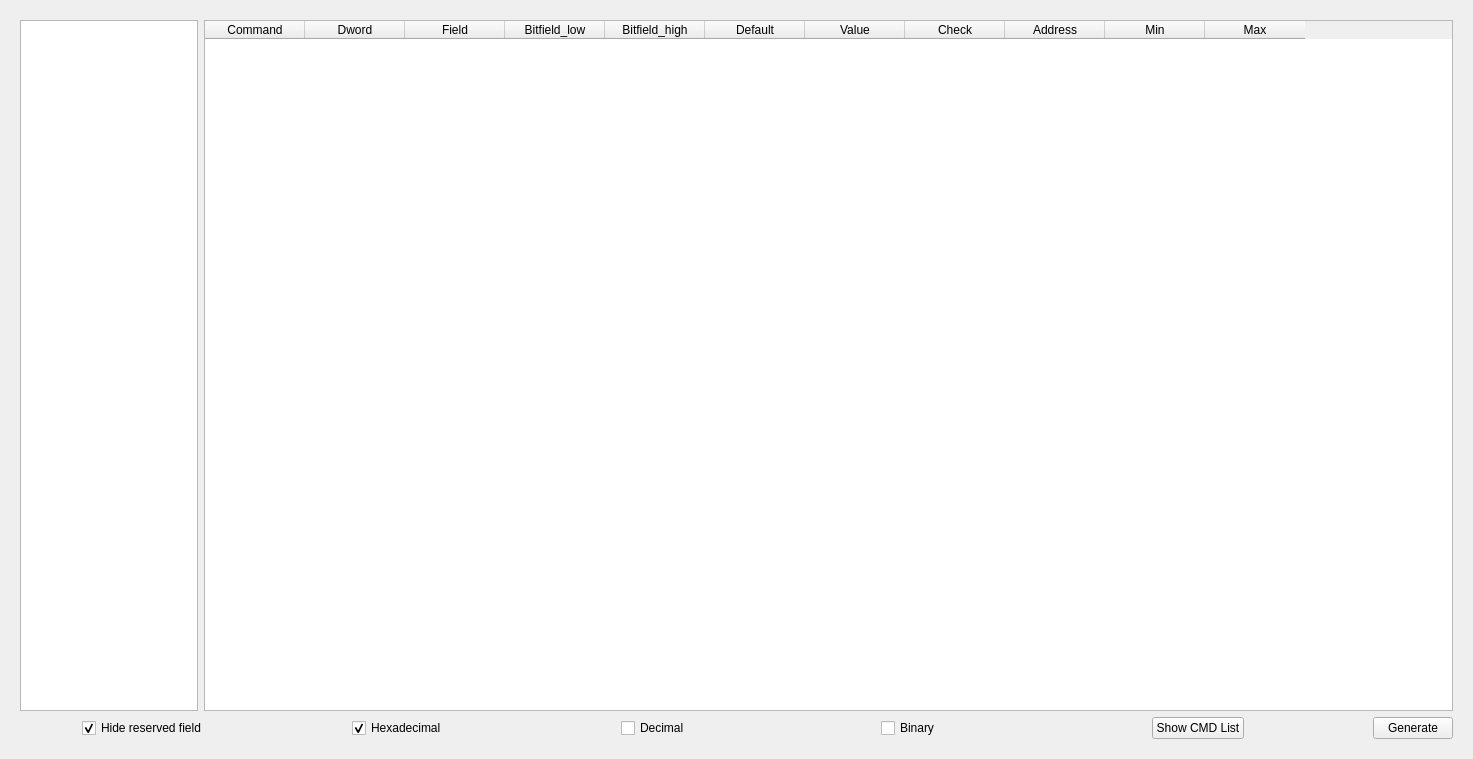
Above: Client/command_validator_app/ui/command_info.ui from SJTU-Applemin/AutoULTGen before the change. Below: the same form after it.
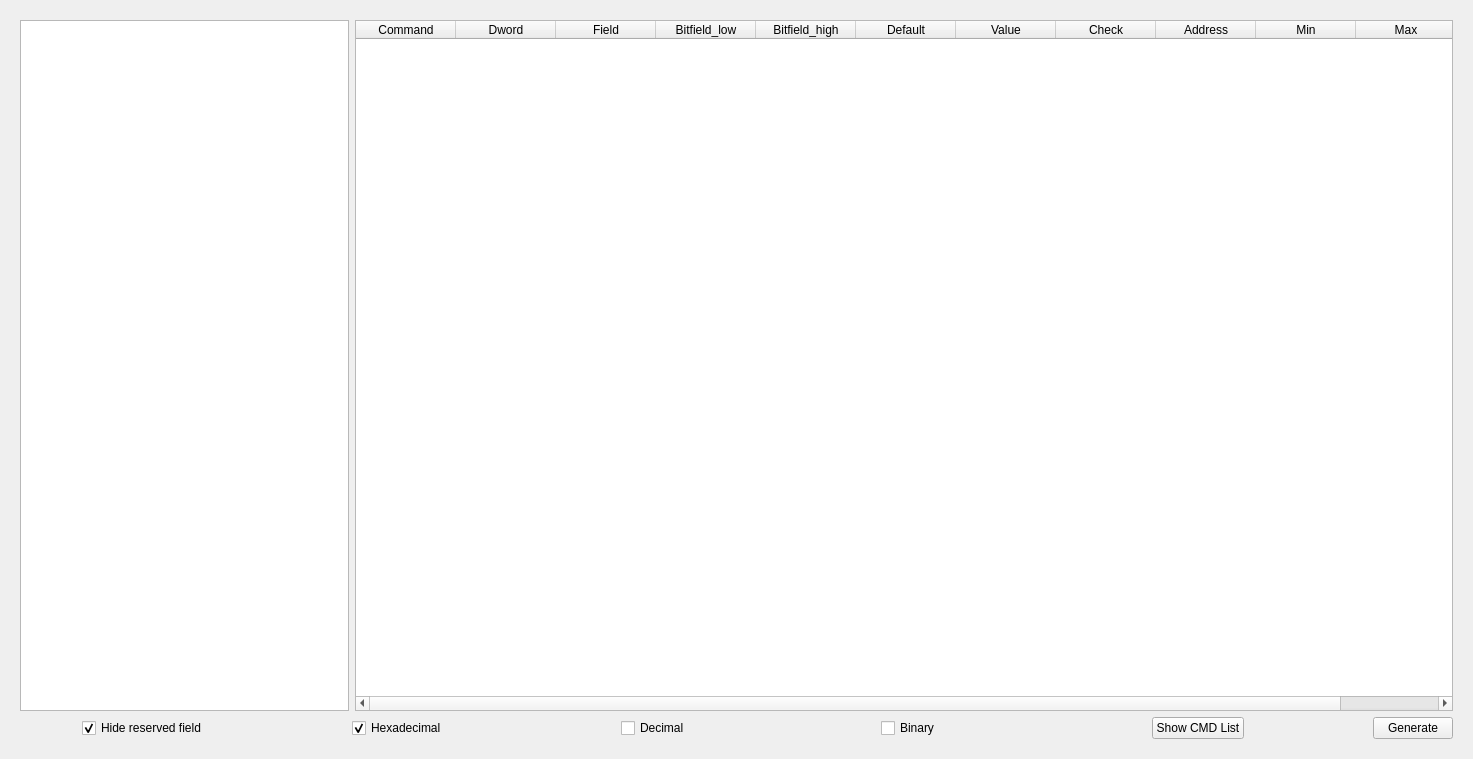
That is the form after the change.

Commit message: resize command window

```diff
--- a/Client/command_validator_app/ui/command_info.ui
+++ b/Client/command_validator_app/ui/command_info.ui
@@ -33,7 +33,7 @@
        <item row="0" column="0">
         <layout class="QVBoxLayout" name="verticalLayout">
          <item>
-          <layout class="QHBoxLayout" name="horizontalLayout_3" stretch="1,7">
+          <layout class="QHBoxLayout" name="horizontalLayout_3" stretch="3,10">
            <item>
             <widget class="QTreeWidget" name="treeWidgetCmd">
              <property name="headerHidden">
```
Left out of the diff: 2 changed lines with no effect on the pictures. The commit also changes 1 other file.
